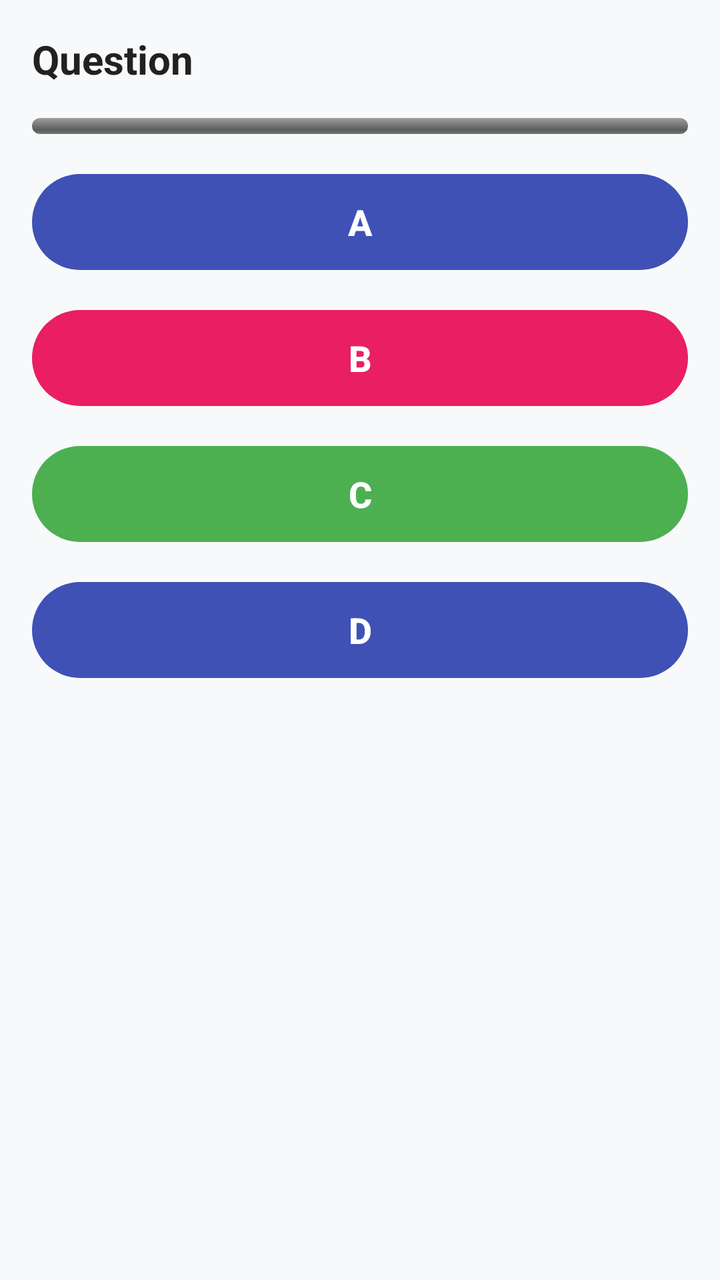
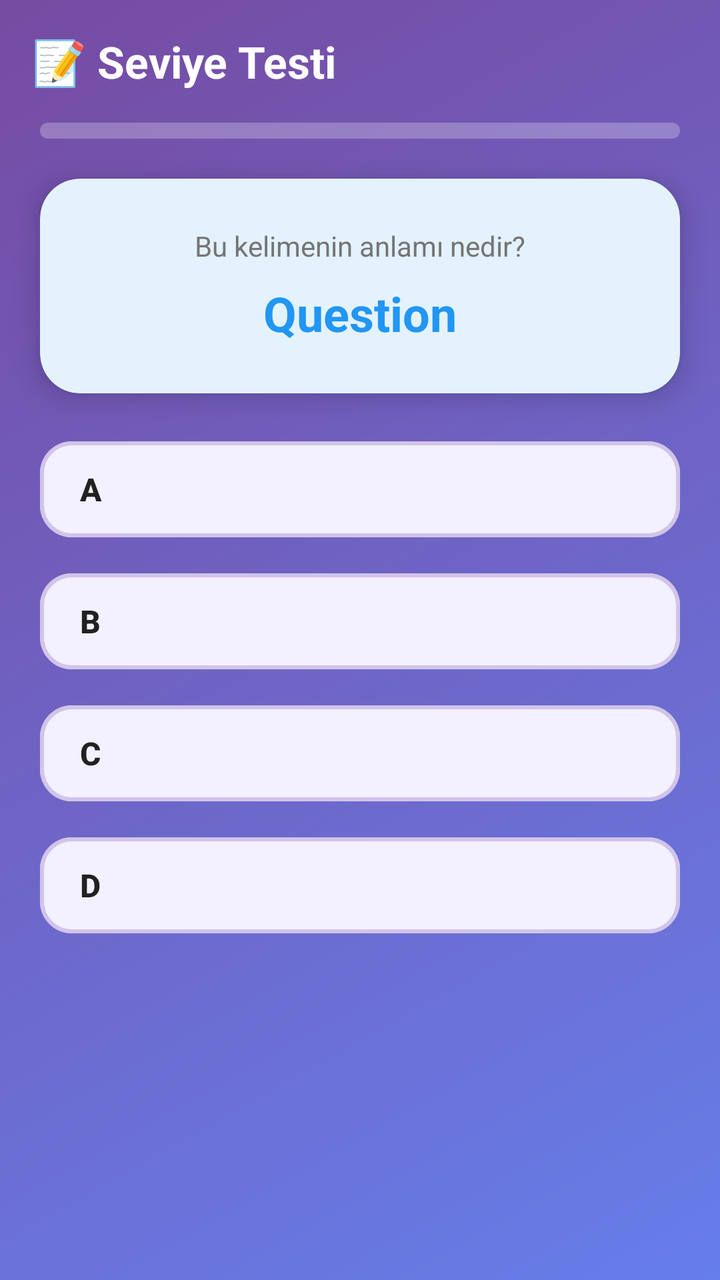

Two renders of the same Android screen: before a commit and after it. Below are the layout's source before the change and the commit's diff.
<!-- AndroidManifest.xml: application theme Theme.UygulamaProje -->
<!-- res/layout/activity_level_test.xml -->
<?xml version="1.0" encoding="utf-8"?>
<LinearLayout xmlns:android="http://schemas.android.com/apk/res/android"
    xmlns:app="http://schemas.android.com/apk/res-auto"
    android:layout_width="match_parent"
    android:layout_height="match_parent"
    android:orientation="vertical"
    android:padding="16dp"
    android:background="?android:attr/colorBackground">

    <TextView
        android:id="@+id/tvQuestion"
        android:layout_width="match_parent"
        android:layout_height="wrap_content"
        android:textSize="20sp"
        android:textStyle="bold"
        android:textColor="?attr/colorOnBackground"
        android:layout_marginBottom="16dp"
        android:text="Question" />

    <ProgressBar
        android:id="@+id/progress"
        style="@android:style/Widget.ProgressBar.Horizontal"
        android:layout_width="match_parent"
        android:layout_height="8dp"
        android:layout_marginBottom="16dp"/>

    <com.google.android.material.button.MaterialButton
        android:id="@+id/btnA"
        android:layout_width="match_parent"
        android:layout_height="wrap_content"
        style="@style/Widget.UygulamaProje.Button.Primary"
        android:text="A"
        android:layout_marginBottom="12dp"/>

    <com.google.android.material.button.MaterialButton
        android:id="@+id/btnB"
        android:layout_width="match_parent"
        android:layout_height="wrap_content"
        style="@style/Widget.UygulamaProje.Button.Secondary"
        android:text="B"
        android:layout_marginBottom="12dp"/>

    <com.google.android.material.button.MaterialButton
        android:id="@+id/btnC"
        android:layout_width="match_parent"
        android:layout_height="wrap_content"
        style="@style/Widget.UygulamaProje.Button.Success"
        android:text="C"
        android:layout_marginBottom="12dp"/>

    <com.google.android.material.button.MaterialButton
        android:id="@+id/btnD"
        android:layout_width="match_parent"
        android:layout_height="wrap_content"
        style="@style/Widget.UygulamaProje.Button.Primary"
        android:text="D"/>

</LinearLayout>
<!-- resources referenced by this layout -->
<resources>
  <style name="Widget.UygulamaProje.Button.Primary" parent="Widget.Material3.Button">
          <item name="android:minHeight">@dimen/button_height</item>
          <item name="cornerRadius">@dimen/button_corner</item>
          <item name="backgroundTint">@color/button_primary</item>
          <item name="rippleColor">@color/light_blue</item>
          <item name="android:textColor">@color/text_white</item>
          <item name="android:textStyle">bold</item>
          <item name="android:textSize">18sp</item>
      </style>
  <style name="Widget.UygulamaProje.Button.Secondary" parent="Widget.Material3.Button">
          <item name="android:minHeight">@dimen/button_height</item>
          <item name="cornerRadius">@dimen/button_corner</item>
          <item name="backgroundTint">@color/button_secondary</item>
          <item name="rippleColor">@color/light_blue</item>
          <item name="android:textColor">@color/text_white</item>
          <item name="android:textStyle">bold</item>
          <item name="android:textSize">18sp</item>
      </style>
  <style name="Widget.UygulamaProje.Button.Success" parent="Widget.Material3.Button">
          <item name="android:minHeight">@dimen/button_height</item>
          <item name="cornerRadius">@dimen/button_corner</item>
          <item name="backgroundTint">@color/button_success</item>
          <item name="rippleColor">@color/light_blue</item>
          <item name="android:textColor">@color/text_white</item>
          <item name="android:textStyle">bold</item>
          <item name="android:textSize">18sp</item>
      </style>
  <style name="Theme.UygulamaProje" parent="Base.Theme.UygulamaProje" />
  <dimen name="button_height">56dp</dimen>
  <dimen name="button_corner">24dp</dimen>
  <color name="button_primary">#3F51B5</color>
  <color name="light_blue">#E3F2FD</color>
  <color name="text_white">#FFFFFF</color>
  <color name="button_secondary">#E91E63</color>
  <color name="button_success">#4CAF50</color>
  <style name="Base.Theme.UygulamaProje" parent="Theme.Material3.DayNight.NoActionBar">
          
          <item name="colorPrimary">@color/primary_blue</item>
          <item name="colorOnPrimary">@color/text_white</item>
          <item name="colorSecondary">@color/accent_orange</item>
          <item name="colorOnSecondary">@color/text_white</item>
          <item name="android:colorBackground">@color/background_light</item>
          <item name="colorSurface">@color/background_card</item>
          <item name="colorOnSurface">@color/text_primary</item>
          <item name="colorOnBackground">@color/text_primary</item>
      </style>
  <color name="primary_blue">#2196F3</color>
  <color name="accent_orange">#FF9800</color>
  <color name="background_light">#F8F9FA</color>
  <color name="background_card">#FFFFFF</color>
  <color name="text_primary">#212121</color>
</resources>

<!-- the commit's change to res/layout/activity_level_test.xml (unified diff, before → after) -->
@@ -1,58 +1,127 @@
 <?xml version="1.0" encoding="utf-8"?>
-<LinearLayout xmlns:android="http://schemas.android.com/apk/res/android"
+<androidx.constraintlayout.widget.ConstraintLayout xmlns:android="http://schemas.android.com/apk/res/android"
     xmlns:app="http://schemas.android.com/apk/res-auto"
     android:layout_width="match_parent"
     android:layout_height="match_parent"
-    android:orientation="vertical"
-    android:padding="16dp"
-    android:background="?android:attr/colorBackground">
+    android:background="@drawable/gradient_background">
 
-    <TextView
-        android:id="@+id/tvQuestion"
+    
+    <LinearLayout
+        android:id="@+id/headerLayout"
         android:layout_width="match_parent"
         android:layout_height="wrap_content"
-        android:textSize="20sp"
-        android:textStyle="bold"
-        android:textColor="?attr/colorOnBackground"
-        android:layout_marginBottom="16dp"
-        android:text="Question" />
+        android:orientation="horizontal"
+        android:gravity="center_vertical"
+        android:paddingHorizontal="16dp"
+        android:paddingTop="16dp"
+        android:paddingBottom="8dp"
+        app:layout_constraintTop_toTopOf="parent">
 
+        <TextView
+            android:id="@+id/tvQuestionNumber"
+            android:layout_width="wrap_content"
+            android:layout_height="wrap_content"
+            android:text="📝 Seviye Testi"
+            android:textSize="22sp"
+            android:textStyle="bold"
+            android:textColor="@color/text_white" />
+
+    </LinearLayout>
+
+    
     <ProgressBar
         android:id="@+id/progress"
         style="@android:style/Widget.ProgressBar.Horizontal"
         android:layout_width="match_parent"
         android:layout_height="8dp"
-        android:layout_marginBottom="16dp"/>
+        android:layout_marginHorizontal="20dp"
+        android:layout_marginTop="8dp"
+        android:progressTint="@color/text_white"
+        android:progressBackgroundTint="#40FFFFFF"
+        app:layout_constraintTop_toBottomOf="@id/headerLayout"/>
 
-    <com.google.android.material.button.MaterialButton
-        android:id="@+id/btnA"
+    
+    <com.google.android.material.card.MaterialCardView
+        android:id="@+id/questionCard"
         android:layout_width="match_parent"
         android:layout_height="wrap_content"
-        style="@style/Widget.UygulamaProje.Button.Primary"
-        android:text="A"
-        android:layout_marginBottom="12dp"/>
+        android:layout_marginHorizontal="20dp"
+        android:layout_marginTop="20dp"
+        app:cardCornerRadius="20dp"
+        app:cardElevation="8dp"
+        app:cardBackgroundColor="?attr/colorSurface"
+        app:strokeWidth="0dp"
+        app:layout_constraintTop_toBottomOf="@id/progress">
 
-    <com.google.android.material.button.MaterialButton
-        android:id="@+id/btnB"
+        <LinearLayout
+            android:layout_width="match_parent"
+            android:layout_height="wrap_content"
+            android:orientation="vertical"
+            android:padding="24dp"
+            android:gravity="center">
+
+            <TextView
+                android:layout_width="wrap_content"
+                android:layout_height="wrap_content"
+                android:text="Bu kelimenin anlamı nedir?"
+                android:textSize="14sp"
+                android:textColor="@color/text_secondary"
+                android:layout_marginBottom="8dp" />
+
+            <TextView
+                android:id="@+id/tvQuestion"
+                android:layout_width="match_parent"
+                android:layout_height="wrap_content"
+                android:textSize="24sp"
+                android:textStyle="bold"
+                android:textColor="?attr/colorPrimary"
+                android:gravity="center"
+                android:text="Question" />
+
+        </LinearLayout>
+
+    </com.google.android.material.card.MaterialCardView>
+
+    
+    <LinearLayout
         android:layout_width="match_parent"
         android:layout_height="wrap_content"
-        style="@style/Widget.UygulamaProje.Button.Secondary"
-        android:text="B"
-        android:layout_marginBottom="12dp"/>
+        android:orientation="vertical"
+        android:paddingHorizontal="20dp"
+        android:layout_marginTop="20dp"
+        app:layout_constraintTop_toBottomOf="@id/questionCard">
 
-    <com.google.android.material.button.MaterialButton
-        android:id="@+id/btnC"
-        android:layout_width="match_parent"
-        android:layout_height="wrap_content"
-        style="@style/Widget.UygulamaProje.Button.Success"
-        android:text="C"
-        android:layout_marginBottom="12dp"/>
+        <com.google.android.material.button.MaterialButton
+            android:id="@+id/btnA"
+            android:layout_width="match_parent"
+            android:layout_height="wrap_content"
+            style="@style/Widget.UygulamaProje.Button.TestOption"
+            android:text="A"
+            android:layout_marginBottom="10dp"/>
 
-    <com.google.android.material.button.MaterialButton
-        android:id="@+id/btnD"
-        android:layout_width="match_parent"
-        android:layout_height="wrap_content"
-        style="@style/Widget.UygulamaProje.Button.Primary"
-        android:text="D"/>
+        <com.google.android.material.button.MaterialButton
+            android:id="@+id/btnB"
+            android:layout_width="match_parent"
+            android:layout_height="wrap_content"
+            style="@style/Widget.UygulamaProje.Button.TestOption"
+            android:text="B"
+            android:layout_marginBottom="10dp"/>
 
-</LinearLayout>
+        <com.google.android.material.button.MaterialButton
+            android:id="@+id/btnC"
+            android:layout_width="match_parent"
+            android:layout_height="wrap_content"
+            style="@style/Widget.UygulamaProje.Button.TestOption"
+            android:text="C"
+            android:layout_marginBottom="10dp"/>
+
+        <com.google.android.material.button.MaterialButton
+            android:id="@+id/btnD"
+            android:layout_width="match_parent"
+            android:layout_height="wrap_content"
+            style="@style/Widget.UygulamaProje.Button.TestOption"
+            android:text="D"/>
+
+    </LinearLayout>
+
+</androidx.constraintlayout.widget.ConstraintLayout>
<!-- resource entries referenced after the edit -->
@@ -1,40 +1,35 @@
 <!-- resources referenced by this layout -->
 <resources>
-  <style name="Widget.UygulamaProje.Button.Primary" parent="Widget.Material3.Button">
+  <color name="text_secondary">#757575</color>
+  <style name="Theme.UygulamaProje" parent="Base.Theme.UygulamaProje" />
+  <color name="gradient_start">#667eea</color>
+  <color name="gradient_end">#764ba2</color>
+  <dimen name="button_height">56dp</dimen>
+  <color name="test_option_stroke">#D1C4E9</color>
+  <color name="test_option_bg">#F3F0FF</color>
+  <color name="text_white">#FFFFFF</color>
+  <!-- drawable gradient_background (drawable) -->
+  <?xml version="1.0" encoding="utf-8"?>
+  <shape xmlns:android="http://schemas.android.com/apk/res/android"
+      android:shape="rectangle">
+      <gradient
+          android:startColor="@color/gradient_start"
+          android:endColor="@color/gradient_end"
+          android:angle="135" />
+  </shape>
+  <style name="Widget.UygulamaProje.Button.TestOption" parent="Widget.Material3.Button.OutlinedButton">
           <item name="android:minHeight">@dimen/button_height</item>
-          <item name="cornerRadius">@dimen/button_corner</item>
-          <item name="backgroundTint">@color/button_primary</item>
-          <item name="rippleColor">@color/light_blue</item>
-          <item name="android:textColor">@color/text_white</item>
+          <item name="cornerRadius">16dp</item>
+          <item name="strokeColor">@color/test_option_stroke</item>
+          <item name="strokeWidth">2dp</item>
+          <item name="backgroundTint">@color/test_option_bg</item>
+          <item name="android:textColor">@color/text_primary</item>
           <item name="android:textStyle">bold</item>
-          <item name="android:textSize">18sp</item>
+          <item name="android:textSize">16sp</item>
+          <item name="android:gravity">start|center_vertical</item>
+          <item name="android:paddingStart">20dp</item>
+          <item name="android:paddingEnd">20dp</item>
       </style>
-  <style name="Widget.UygulamaProje.Button.Secondary" parent="Widget.Material3.Button">
-          <item name="android:minHeight">@dimen/button_height</item>
-          <item name="cornerRadius">@dimen/button_corner</item>
-          <item name="backgroundTint">@color/button_secondary</item>
-          <item name="rippleColor">@color/light_blue</item>
-          <item name="android:textColor">@color/text_white</item>
-          <item name="android:textStyle">bold</item>
-          <item name="android:textSize">18sp</item>
-      </style>
-  <style name="Widget.UygulamaProje.Button.Success" parent="Widget.Material3.Button">
-          <item name="android:minHeight">@dimen/button_height</item>
-          <item name="cornerRadius">@dimen/button_corner</item>
-          <item name="backgroundTint">@color/button_success</item>
-          <item name="rippleColor">@color/light_blue</item>
-          <item name="android:textColor">@color/text_white</item>
-          <item name="android:textStyle">bold</item>
-          <item name="android:textSize">18sp</item>
-      </style>
-  <style name="Theme.UygulamaProje" parent="Base.Theme.UygulamaProje" />
-  <dimen name="button_height">56dp</dimen>
-  <dimen name="button_corner">24dp</dimen>
-  <color name="button_primary">#3F51B5</color>
-  <color name="light_blue">#E3F2FD</color>
-  <color name="text_white">#FFFFFF</color>
-  <color name="button_secondary">#E91E63</color>
-  <color name="button_success">#4CAF50</color>
   <style name="Base.Theme.UygulamaProje" parent="Theme.Material3.DayNight.NoActionBar">
           
           <item name="colorPrimary">@color/primary_blue</item>
